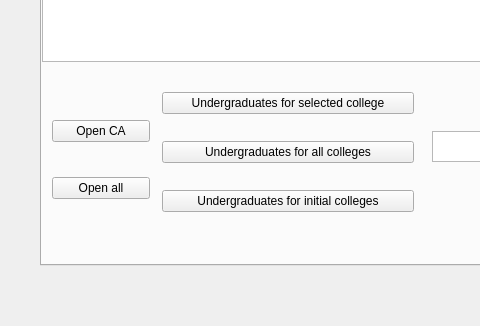
Qt form CollegeTouring/mainwindow.ui (Savant-sys/College-Touring) before a commit; both pictures show x 0 to 480 and y 384 to 710 of the 1341 by 710 pixel window.
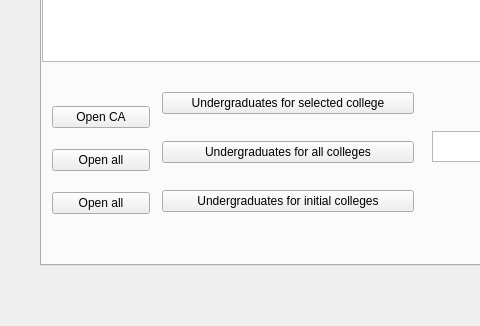
The same form after that commit.

The edit to the form file:
```diff
--- a/CollegeTouring/mainwindow.ui
+++ b/CollegeTouring/mainwindow.ui
@@ -74,6 +74,13 @@
            </property>
           </widget>
          </item>
+         <item>
+          <widget class="QPushButton" name="openAll_2">
+           <property name="text">
+            <string>Open all</string>
+           </property>
+          </widget>
+         </item>
         </layout>
        </widget>
        <widget class="QWidget" name="layoutWidget">
```
Left out of the diff: 6 changed lines with no effect on the pictures.
